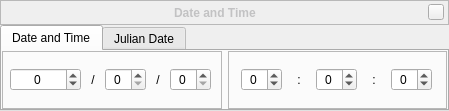
First picture: the form in src/gui/dateTimeDialogGui.ui, repository 519984307/stellarium_src, before the edit.
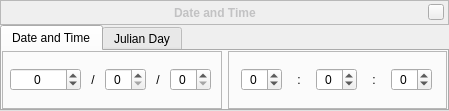
Second picture: the form after the edit. Custom widgets are drawn as their Qt base class.

```diff
--- a/src/gui/dateTimeDialogGui.ui
+++ b/src/gui/dateTimeDialogGui.ui
@@ -557,7 +557,7 @@
      </widget>
      <widget class="QWidget" name="julianDateTab">
       <attribute name="title">
-       <string>Julian Date</string>
+       <string>Julian Day</string>
       </attribute>
       <layout class="QGridLayout" name="gridLayout_3">
        <property name="leftMargin">
```
Left out of the diff: 4 changed lines with no effect on the pictures.
